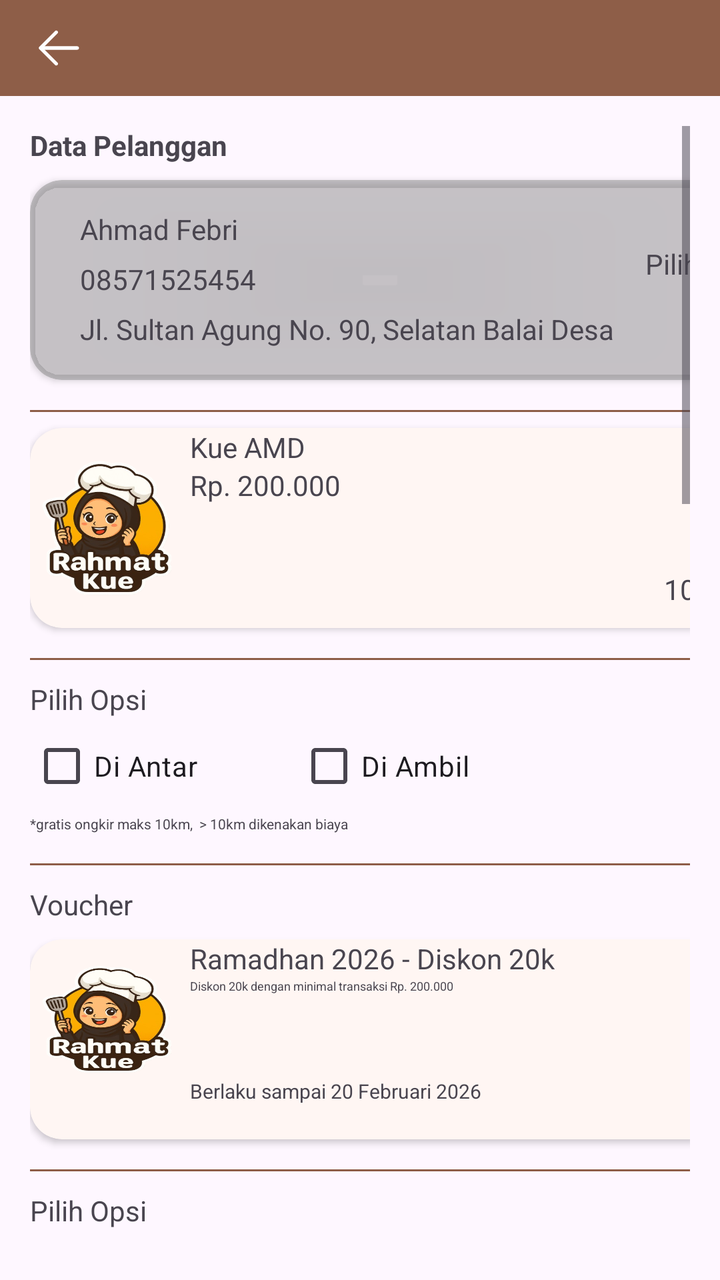
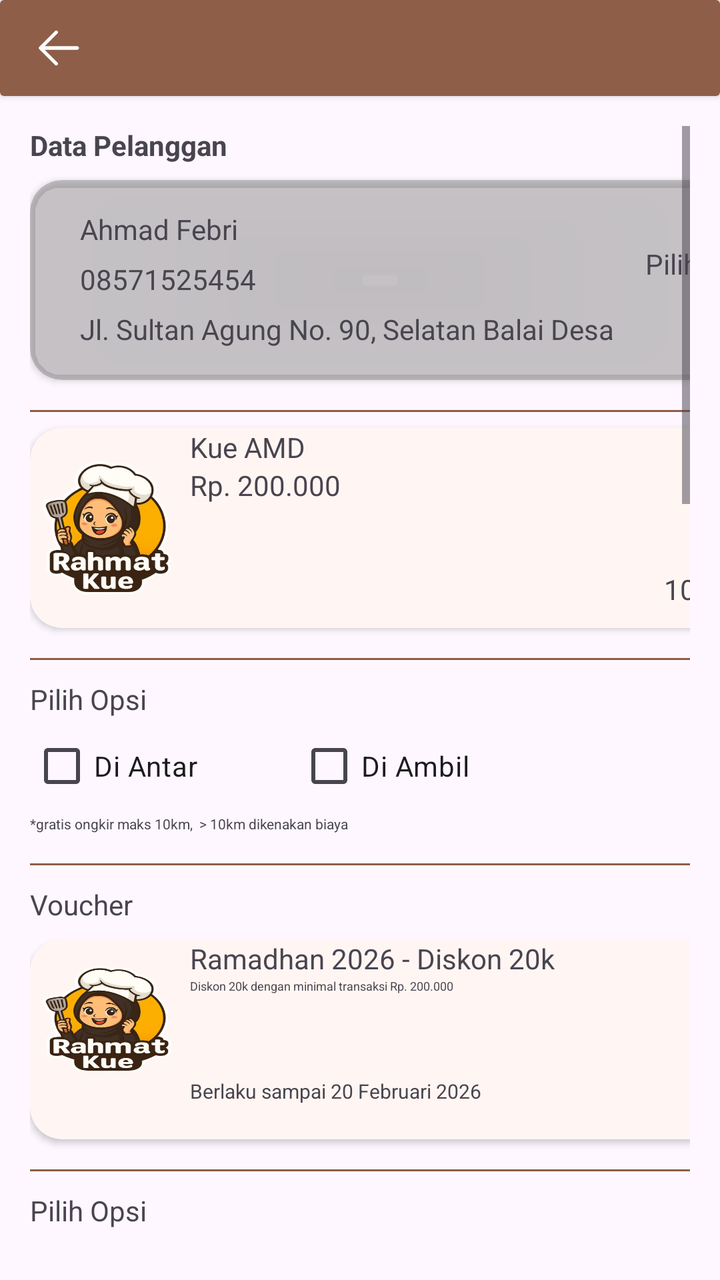

An Android layout rendered at two revisions. The XML below is the earlier revision; the diff shows what the commit changed to produce the second picture.
<!-- AndroidManifest.xml: activity theme Theme.RahmatBakery -->
<!-- res/layout/activity_checkout.xml -->
<?xml version="1.0" encoding="utf-8"?>
<LinearLayout xmlns:android="http://schemas.android.com/apk/res/android"
    xmlns:app="http://schemas.android.com/apk/res-auto"
    xmlns:tools="http://schemas.android.com/tools"
    android:id="@+id/checkout"
    android:layout_width="match_parent"
    android:layout_height="match_parent"
    android:orientation="vertical"
    tools:context=".CheckoutActivity">

    <RelativeLayout
        android:layout_width="match_parent"
        android:layout_height="wrap_content"
        android:background="@color/primary"
        android:gravity="center_vertical"
        android:orientation="horizontal"
        android:padding="10dp">

        <ImageView
            android:id="@+id/back"
            android:layout_width="28dp"
            android:layout_height="28dp"
            android:layout_marginStart="5dp"
            android:src="@drawable/back_white" />

    </RelativeLayout>

    <ScrollView
        android:layout_width="match_parent"
        android:layout_height="match_parent"
        android:padding="15dp">

        <LinearLayout
            android:layout_width="match_parent"
            android:layout_height="wrap_content"
            android:orientation="vertical">

            <TextView
                android:layout_width="wrap_content"
                android:layout_height="wrap_content"
                android:text="Data Pelanggan"
                android:textSize="14sp"
                android:textStyle="bold" />

            <androidx.cardview.widget.CardView
                android:layout_width="350dp"
                android:layout_height="100dp"
                android:layout_marginTop="8dp"
                android:elevation="10dp"
                android:padding="15dp"
                app:cardBackgroundColor="#7E8A8A8A"
                app:cardCornerRadius="16dp">

                <RelativeLayout
                    android:layout_width="match_parent"
                    android:layout_height="wrap_content">

                    <TextView
                        android:id="@+id/nama_pelanggan"
                        android:layout_width="wrap_content"
                        android:layout_height="wrap_content"
                        android:layout_marginStart="25dp"
                        android:layout_marginTop="15dp"
                        android:text="Ahmad Febri"
                        android:textSize="14sp" />

                    <TextView
                        android:id="@+id/no_hp_pelanggan"
                        android:layout_width="wrap_content"
                        android:layout_height="wrap_content"
                        android:layout_marginStart="25dp"
                        android:layout_marginTop="40dp"
                        android:text="08571525454"
                        android:textSize="14sp" />

                    <TextView
                        android:id="@+id/alamat_pelanggan"
                        android:layout_width="wrap_content"
                        android:layout_height="wrap_content"
                        android:layout_marginStart="25dp"
                        android:layout_marginTop="65dp"
                        android:text="Jl. Sultan Agung No. 90, Selatan Balai Desa "
                        android:textSize="14sp" />

                    <TextView
                        android:layout_width="wrap_content"
                        android:layout_height="wrap_content"
                        android:layout_alignParentEnd="true"
                        android:layout_centerVertical="true"
                        android:layout_marginEnd="5dp"
                        android:text="Pilih >" />
                </RelativeLayout>
            </androidx.cardview.widget.CardView>

            <View
                android:layout_width="wrap_content"
                android:layout_height="1dp"
                android:layout_marginTop="15dp"
                android:background="@color/primary" />

            <androidx.cardview.widget.CardView
                android:layout_width="350dp"
                android:layout_height="100dp"
                android:layout_marginTop="8dp"
                android:elevation="10dp"
                android:padding="15dp"
                app:cardBackgroundColor="@color/background"
                app:cardCornerRadius="16dp">

                <RelativeLayout
                    android:layout_width="wrap_content"
                    android:layout_height="wrap_content">

                    <ImageView
                        android:id="@+id/gambar_produk"
                        android:layout_width="80dp"
                        android:layout_height="wrap_content"
                        android:background="@drawable/logo" />

                    <TextView
                        android:id="@+id/nama_produk"
                        android:layout_width="wrap_content"
                        android:layout_height="wrap_content"
                        android:layout_toRightOf="@id/gambar_produk"
                        android:text="Kue AMD "
                        android:textSize="14sp" />

                    <TextView
                        android:layout_width="wrap_content"
                        android:layout_height="wrap_content"
                        android:layout_below="@id/nama_produk"
                        android:layout_toRightOf="@id/gambar_produk"
                        android:text="Rp. 200.000" />

                    <TextView
                        android:layout_width="wrap_content"
                        android:layout_height="wrap_content"
                        android:layout_alignParentRight="true"
                        android:layout_alignParentBottom="true"
                        android:padding="10dp"
                        android:text="10x" />
                </RelativeLayout>
            </androidx.cardview.widget.CardView>

            <View
                android:layout_width="wrap_content"
                android:layout_height="1dp"
                android:layout_marginTop="15dp"
                android:background="@color/primary" />

            <RelativeLayout
                android:layout_width="wrap_content"
                android:layout_height="wrap_content">

                <TextView
                    android:id="@+id/judul_opsi"
                    android:layout_width="wrap_content"
                    android:layout_height="wrap_content"
                    android:layout_marginTop="10dp"
                    android:text="Pilih Opsi" />

                <CheckBox
                    android:id="@+id/checkbox1"
                    android:layout_width="wrap_content"
                    android:layout_height="wrap_content"
                    android:layout_below="@id/judul_opsi"
                    android:text="Di Antar" />

                <TextView
                    android:layout_width="wrap_content"
                    android:layout_height="wrap_content"
                    android:layout_below="@id/checkbox1"
                    android:text="*gratis ongkir maks 10km,  > 10km dikenakan biaya"
                    android:textSize="7sp" />

                <CheckBox
                    android:id="@+id/checkbox2"
                    android:layout_width="wrap_content"
                    android:layout_height="wrap_content"
                    android:layout_below="@id/judul_opsi"
                    android:layout_marginStart="50dp"
                    android:layout_toRightOf="@id/checkbox1"
                    android:text="Di Ambil" />
            </RelativeLayout>

            <View
                android:layout_width="wrap_content"
                android:layout_height="1dp"
                android:layout_marginTop="15dp"
                android:background="@color/primary" />

            <TextView
                android:layout_width="wrap_content"
                android:layout_height="wrap_content"
                android:layout_marginTop="10dp"
                android:text="Voucher" />

            <androidx.cardview.widget.CardView
                android:layout_width="350dp"
                android:layout_height="100dp"
                android:layout_marginTop="8dp"
                android:elevation="10dp"
                android:padding="15dp"
                app:cardBackgroundColor="@color/background"
                app:cardCornerRadius="16dp">

                <RelativeLayout
                    android:layout_width="wrap_content"
                    android:layout_height="wrap_content">

                    <ImageView
                        android:id="@+id/gambar_voucher"
                        android:layout_width="80dp"
                        android:layout_height="80dp"
                        android:background="@drawable/logo" />

                    <TextView
                        android:id="@+id/judul_voucher"
                        android:layout_width="wrap_content"
                        android:layout_height="wrap_content"
                        android:layout_toRightOf="@id/gambar_voucher"
                        android:text="Ramadhan 2026 - Diskon 20k" />

                    <TextView
                        android:id="@+id/deskripsi_voucher"
                        android:layout_width="wrap_content"
                        android:layout_height="wrap_content"
                        android:layout_below="@id/judul_voucher"
                        android:layout_toRightOf="@id/gambar_voucher"
                        android:text="Diskon 20k dengan minimal transaksi Rp. 200.000"
                        android:textSize="6dp" />

                    <TextView
                        android:layout_width="wrap_content"
                        android:layout_height="wrap_content"
                        android:layout_below="@id/judul_voucher"
                        android:layout_marginTop="50dp"
                        android:layout_toRightOf="@id/gambar_voucher"
                        android:text="Berlaku sampai 20 Februari 2026"
                        android:textSize="10sp" />

                </RelativeLayout>
            </androidx.cardview.widget.CardView>

            <View
                android:layout_width="wrap_content"
                android:layout_height="1dp"
                android:layout_marginTop="15dp"
                android:background="@color/primary" />

            <RelativeLayout
                android:layout_width="wrap_content"
                android:layout_height="wrap_content">

                <TextView
                    android:id="@+id/judul_pembayaran"
                    android:layout_width="wrap_content"
                    android:layout_height="wrap_content"
                    android:layout_marginTop="10dp"
                    android:text="Pilih Opsi" />

                <CheckBox
                    android:id="@+id/checkbox_dp"
                    android:layout_width="wrap_content"
                    android:layout_height="wrap_content"
                    android:layout_below="@id/judul_pembayaran"
                    android:text="DP (Minimal 50%)" />

                <EditText
                    android:layout_width="80dp"
                    android:layout_height="30dp"
                    android:layout_below="@id/judul_pembayaran"
                    android:layout_marginTop="10dp"
                    android:layout_toRightOf="@id/checkbox_dp" />

                <TextView
                    android:layout_width="wrap_content"
                    android:layout_height="wrap_content"
                    android:layout_below="@id/checkbox_dp"
                    android:text="*gratis ongkir maks 10km,  > 10km dikenakan biaya"
                    android:textSize="7sp" />

                <CheckBox
                    android:id="@+id/checkbox_lunas"
                    android:layout_width="wrap_content"
                    android:layout_height="wrap_content"
                    android:layout_below="@id/judul_pembayaran"
                    android:layout_marginStart="120dp"
                    android:layout_toRightOf="@id/checkbox_dp"
                    android:text="Lunas" />
            </RelativeLayout>

            <View
                android:layout_width="wrap_content"
                android:layout_height="1dp"
                android:layout_marginTop="15dp"
                android:background="@color/primary" />

            <RelativeLayout
                android:layout_width="wrap_content"
                android:layout_height="wrap_content">

                <TextView
                    android:id="@+id/judul_tanggal_waktu"
                    android:layout_width="wrap_content"
                    android:layout_height="wrap_content"
                    android:layout_marginTop="10dp"
                    android:text="Tanggal dan Waktu" />

                <DatePicker
                    android:id="@+id/tanggal"
                    android:layout_width="wrap_content"
                    android:layout_height="wrap_content"
                    android:layout_below="@id/judul_tanggal_waktu"
                    android:layout_marginTop="10dp" />

                <TimePicker
                    android:layout_width="wrap_content"
                    android:layout_height="wrap_content"
                    android:layout_below="@id/tanggal"
                    android:layout_marginTop="10dp" />
            </RelativeLayout>

            <View
                android:layout_width="wrap_content"
                android:layout_height="1dp"
                android:layout_marginTop="15dp"
                android:background="@color/primary" />

            <RelativeLayout
                android:layout_width="wrap_content"
                android:layout_height="wrap_content">

                <TextView
                    android:id="@+id/judul_rincian_pembayaran"
                    android:layout_width="wrap_content"
                    android:text="Rincian Pembayaran"
                    android:layout_height="wrap_content"/>
                <TextView
                    android:layout_below="@id/judul_rincian_pembayaran"
                    android:id="@+id/subtotal_pesanan"
                    android:layout_marginTop="15dp"
                    android:layout_width="wrap_content"
                    android:layout_height="wrap_content"
                    android:text="Subtotatal Pesanan :" />
                <TextView
                    android:layout_width="wrap_content"
                    android:layout_height="wrap_content"
                    android:layout_toRightOf="@id/subtotal_pesanan"
                    android:layout_marginTop="16dp"
                    android:layout_marginStart="20dp"
                    android:layout_below="@id/judul_rincian_pembayaran"
                    android:text="Rp. 200.000"/>

                <TextView
                    android:id="@+id/subtotal_pengiriman"
                    android:layout_width="wrap_content"
                    android:layout_height="wrap_content"
                    android:layout_below="@id/subtotal_pesanan"
                    android:text="Subtotatal Pengiriman :" />
                <TextView
                    android:layout_width="wrap_content"
                    android:layout_height="wrap_content"
                    android:layout_toRightOf="@id/subtotal_pengiriman"
                    android:layout_marginTop="35dp"
                    android:layout_marginStart="20dp"
                    android:layout_below="@id/judul_rincian_pembayaran"
                    android:text="Rp. 200.000"/>

                <TextView
                    android:id="@+id/pembayaran_awal"
                    android:layout_width="wrap_content"
                    android:layout_height="wrap_content"
                    android:layout_below="@id/subtotal_pengiriman"
                    android:text="Pembayaran Awal :" />
                <TextView
                    android:layout_width="wrap_content"
                    android:layout_height="wrap_content"
                    android:layout_toRightOf="@id/pembayaran_awal"
                    android:layout_marginTop="55dp"
                    android:layout_marginStart="20dp"
                    android:layout_below="@id/judul_rincian_pembayaran"
                    android:text="Rp. 200.000"/>

                <TextView
                    android:id="@+id/potongan_harga"
                    android:layout_width="wrap_content"
                    android:layout_height="wrap_content"
                    android:layout_below="@id/pembayaran_awal"
                    android:text="Potongan Harga :" />
                <TextView
                    android:layout_width="wrap_content"
                    android:layout_height="wrap_content"
                    android:layout_toRightOf="@id/potongan_harga"
                    android:layout_marginTop="65dp"
                    android:layout_marginStart="20dp"
                    android:layout_below="@id/judul_rincian_pembayaran"
                    android:text="Rp. 200.000"/>

                <View
                    android:id="@+id/garis_pembayaran"
                    android:layout_width="wrap_content"
                    android:layout_height="1dp"
                    android:layout_below="@id/potongan_harga"
                    android:layout_marginTop="10dp"
                    android:background="@color/primary" />
                <TextView
                    android:id="@+id/total_pembayaran"
                    android:layout_width="wrap_content"
                    android:layout_height="wrap_content"
                    android:text="Total Pembayaran : "
                    android:layout_below="@id/garis_pembayaran"/>

                <TextView
                    android:layout_width="wrap_content"
                    android:layout_height="wrap_content"
                    android:layout_toRightOf="@id/total_pembayaran"
                    android:layout_marginTop="25dp"
                    android:layout_marginStart="20dp"
                    android:text="Rp. 200.000"
                    android:layout_below="@id/garis_pembayaran"/>

            </RelativeLayout>
            <RelativeLayout
                android:layout_width="wrap_content"
                android:layout_height="wrap_content">
                <View
                    android:layout_width="wrap_content"
                    android:layout_height="70dp"
                    android:background="@color/primary"/>
                <TextView
                    android:id="@+id/total_pesan"
                    android:layout_toLeftOf="@id/btn_pesan"
                    android:layout_marginEnd="120dp"
                    android:layout_width="wrap_content"
                    android:layout_height="wrap_content"
                    android:text="Total Pembayaran :"
                    android:layout_alignParentRight="true"
                  android:textColor="@color/white"/>
                <TextView
                    android:layout_toLeftOf="@id/btn_pesan"
                    android:layout_marginEnd="120dp"
                    android:layout_width="wrap_content"
                    android:layout_below="@id/total_pesan"
                    android:layout_height="wrap_content"
                    android:text="Rp. 200.000"
                    android:layout_alignParentRight="true"
                  android:textColor="@color/white"/>
                <Button
                    android:id="@+id/btn_pesan"
                    android:layout_width="50dp"
                    android:layout_height="70dp"
                    android:text="Buat Pesanan"
                    android:background="@drawable/button2"
                    android:layout_alignParentRight="true"/>
            </RelativeLayout>
        </LinearLayout>


    </ScrollView>
</LinearLayout>
<!-- resources referenced by this layout -->
<resources>
  <color name="background">#FFF6F3</color>
  <color name="primary">#8E5E48</color>
  <color name="white">#FFFFFFFF</color>
  <!-- drawable back_white (drawable) -->
  <vector xmlns:android="http://schemas.android.com/apk/res/android"
      android:width="47dp"
      android:height="47dp"
      android:viewportWidth="47"
      android:viewportHeight="47">
      <path
          android:pathData="M10.281,22.031H39.656C40.046,22.031 40.419,22.186 40.695,22.461C40.97,22.737 41.125,23.111 41.125,23.5C41.125,23.889 40.97,24.263 40.695,24.539C40.419,24.814 40.046,24.969 39.656,24.969H10.281C9.892,24.969 9.518,24.814 9.243,24.539C8.967,24.263 8.813,23.889 8.813,23.5C8.813,23.111 8.967,22.737 9.243,22.461C9.518,22.186 9.892,22.031 10.281,22.031Z"
          android:fillColor="@color/white"/>
      <path
          android:pathData="M10.889,23.5L23.071,35.679C23.347,35.955 23.502,36.329 23.502,36.719C23.502,37.109 23.347,37.483 23.071,37.758C22.795,38.034 22.421,38.189 22.031,38.189C21.641,38.189 21.267,38.034 20.991,37.758L7.773,24.54C7.636,24.403 7.527,24.241 7.453,24.063C7.379,23.884 7.341,23.693 7.341,23.5C7.341,23.307 7.379,23.115 7.453,22.937C7.527,22.758 7.636,22.597 7.773,22.46L20.991,9.241C21.267,8.965 21.641,8.811 22.031,8.811C22.421,8.811 22.795,8.965 23.071,9.241C23.347,9.517 23.502,9.891 23.502,10.281C23.502,10.671 23.347,11.045 23.071,11.321L10.889,23.5Z"
          android:fillColor="@color/white"/>
  </vector>
  <!-- drawable button2 (drawable) -->
  <?xml version="1.0" encoding="utf-8"?>
  <shape xmlns:android="http://schemas.android.com/apk/res/android">
      <solid android:color="@color/white"/>
      <corners android:radius= "20dp" />
      <padding android:left="20dp" android:top="7dp"
          android:right="20dp" android:bottom="10dp" />
      <stroke android:color="@color/white" android:width="2dp" />
  </shape>
  <!-- drawable logo: png bitmap (drawable, 216810 bytes) -->
  <style name="Theme.RahmatBakery" parent="Base.Theme.RahmatBakery" />
  <style name="Base.Theme.RahmatBakery" parent="Theme.Material3.DayNight.NoActionBar">
          
           <item name="colorPrimary">@color/primary</item>
          <item name="colorOnPrimary">@color/background</item>
          <item name="colorSecondary">@color/primary</item>
          <item name="colorOnSecondary">@color/background</item>
  
      </style>
</resources>

<!-- the commit's change to res/layout/activity_checkout.xml (unified diff, before → after) -->
@@ -8,6 +8,12 @@
     android:orientation="vertical"
     tools:context=".CheckoutActivity">
 
+    <androidx.cardview.widget.CardView
+        android:layout_width="match_parent"
+        android:layout_height="wrap_content"
+        android:elevation="15dp"
+        app:cardBackgroundColor="@color/background">
+
     <RelativeLayout
         android:layout_width="match_parent"
         android:layout_height="wrap_content"
@@ -24,6 +30,7 @@
             android:src="@drawable/back_white" />
 
     </RelativeLayout>
+    </androidx.cardview.widget.CardView>
 
     <ScrollView
         android:layout_width="match_parent"
